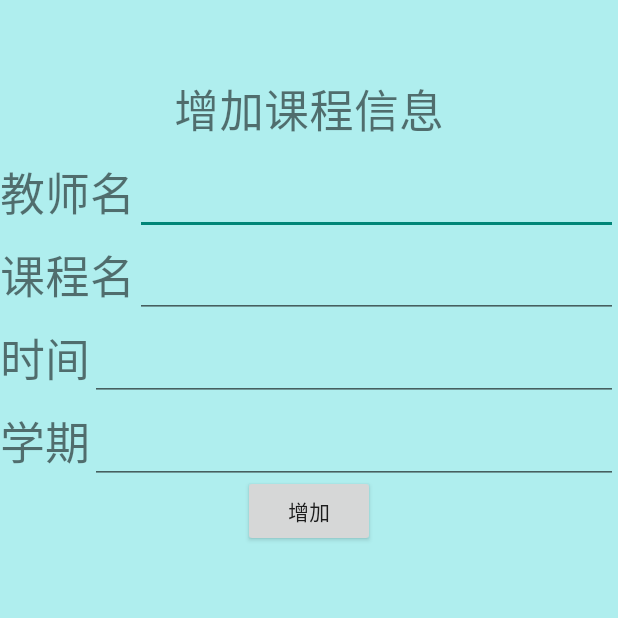
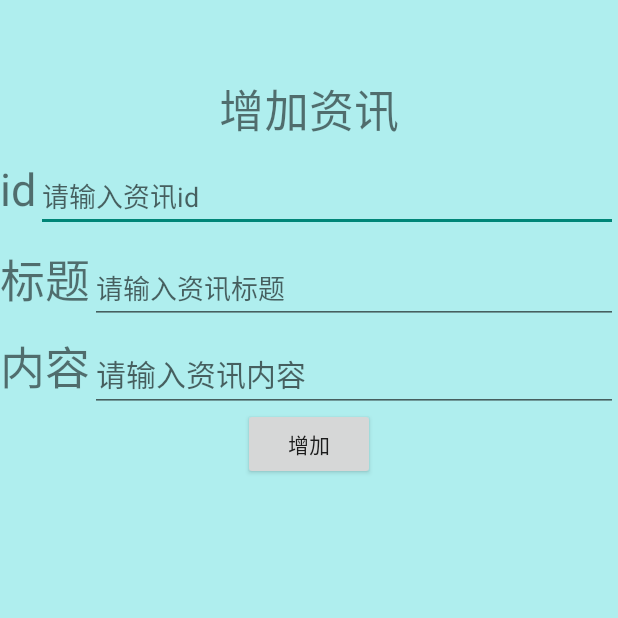
Before and after one commit to dengismy/studyingmanage02, an Android app: the fragment Common_Fragment placed in its activity, in the options menu, after a tap on "增加资讯信息", on a phone screen of 412 x 824 dp, the top half of it. Run offline under Robolectric (Android 15) with nearby library versions, the phone set to English and light mode, and no system bars.

Commit message:
管理员对资讯的管理

```diff
--- a/app/src/main/java/com/example/database_manage/administractor/add_course.java
+++ /dev/null
@@ -1,57 +0,0 @@
-package com.example.database_manage.administractor;
-
-import android.content.ContentValues;
-import android.database.sqlite.SQLiteDatabase;
-import android.os.Bundle;
-import android.support.v7.app.AppCompatActivity;
-import android.view.View;
-import android.widget.Button;
-import android.widget.EditText;
-import android.widget.Toast;
-
-import com.example.database_manage.R;
-import com.example.database_manage.database.CommonDatabase;
-
-import static com.example.database_manage.database.MD5Demo.md5;
-
-
-public class add_course extends AppCompatActivity {
-    SQLiteDatabase db;
-    EditText add_teacher_name;
-    EditText add_course_name;
-    EditText add_course_time;
-    EditText add_course_period;
-
-    @Override
-    protected void onCreate(Bundle savedInstanceState) {
-        super.onCreate(savedInstanceState);
-        setContentView(R.layout.activity_add_course);
-        db =new CommonDatabase().getSqliteObject(add_course.this,"test_db");
-
-       //编辑框绑定
-        add_teacher_name = findViewById(R.id.add_teacher_name);
-        add_course_name = findViewById(R.id.add_course_name);
-        add_course_time = findViewById(R.id.add_course_time);
-        add_course_period = findViewById(R.id.add_course_period);
-
-
-        Button change = findViewById(R.id.button_add_course);
-        change.setOnClickListener(new View.OnClickListener() {
-
-            @Override
-            public void onClick(View v) {
-
-                ContentValues values = new ContentValues();
-                values.put("teacher_name", add_teacher_name.getText().toString());
-                values.put("course_name", add_course_name.getText().toString());
-                values.put("course_time", add_course_time.getText().toString());
-                values.put("course_period", add_course_period.getText().toString());
-
-                db.insert("course",null,values);
-                Toast.makeText(add_course.this,"课程信息增加成功！",Toast.LENGTH_SHORT).show();
-                finish();
-
-            }
-        });
-    }
-}
--- /dev/null
+++ b/app/src/main/java/com/example/database_manage/administractor/add_news.java
@@ -0,0 +1,60 @@
+package com.example.database_manage.administractor;
+
+import android.content.ContentValues;
+import android.database.sqlite.SQLiteDatabase;
+import android.os.Bundle;
+import android.support.v7.app.AppCompatActivity;
+import android.view.View;
+import android.widget.Button;
+import android.widget.EditText;
+import android.widget.Toast;
+
+import com.example.database_manage.R;
+import com.example.database_manage.database.CommonDatabase;
+
+import java.text.SimpleDateFormat;
+import java.util.Date;
+
+
+public class add_news extends AppCompatActivity {
+    SQLiteDatabase db;
+    EditText add_id;
+    EditText add_title;
+    EditText add_content;
+
+    @Override
+    protected void onCreate(Bundle savedInstanceState) {
+        super.onCreate(savedInstanceState);
+        setContentView(R.layout.activity_add_news);
+        db =new CommonDatabase().getSqliteObject(add_news.this,"test_db");
+
+       //编辑框绑定
+        add_id = findViewById(R.id.add_news_id);
+        add_title = findViewById(R.id.add_news_title);
+        add_content = findViewById(R.id.add_news_content);
+
+
+
+        Button change = findViewById(R.id.button_add_course);
+        change.setOnClickListener(new View.OnClickListener() {
+
+            @Override
+            public void onClick(View v) {
+
+                ContentValues values = new ContentValues();
+                SimpleDateFormat simpleDateFormat = new SimpleDateFormat("yyyy年MM月dd日 HH:mm:ss");// HH:mm:ss
+//获取当前时间
+                Date date = new Date(System.currentTimeMillis());
+                String newdate=simpleDateFormat.format(date);
+                values.put("news_id", add_id.getText().toString());
+                values.put("title", add_title.getText().toString());
+                values.put("content", add_content.getText().toString());
+                values.put("new_date", newdate);
+                db.insert("news",null,values);
+                Toast.makeText(add_news.this,"资讯增加成功！",Toast.LENGTH_SHORT).show();
+                finish();
+
+            }
+        });
+    }
+}
--- /dev/null
+++ b/app/src/main/res/layout/activity_add_news.xml
@@ -0,0 +1,91 @@
+<?xml version="1.0" encoding="utf-8"?>
+<LinearLayout xmlns:android="http://schemas.android.com/apk/res/android"
+    xmlns:tools="http://schemas.android.com/tools"
+    android:layout_width="match_parent"
+    android:layout_height="match_parent"
+    android:orientation="vertical"
+    android:background="#AFEEEE"
+    tools:context=".administractor.add_news">
+    <TextView
+        android:layout_width="match_parent"
+        android:layout_height="wrap_content"
+        android:gravity="center"
+        android:text="增加资讯"
+        android:textSize="30dp"
+        android:layout_marginTop="50dp"/>
+    <LinearLayout
+        android:layout_width="match_parent"
+        android:layout_height="wrap_content"
+        android:layout_marginTop="10dp"
+        android:gravity="left"
+        android:orientation="horizontal">
+
+        <TextView
+            android:layout_width="wrap_content"
+            android:layout_height="wrap_content"
+            android:text="id"
+            android:textSize="30dp" />
+
+        <EditText
+            android:layout_width="match_parent"
+            android:layout_height="wrap_content"
+            android:hint="请输入资讯id"
+            android:id="@+id/add_news_id"/>
+    </LinearLayout>
+    <LinearLayout
+        android:layout_width="match_parent"
+        android:layout_height="wrap_content"
+        android:layout_marginTop="10dp"
+        android:gravity="left"
+        android:orientation="horizontal">
+
+        <TextView
+            android:layout_width="wrap_content"
+            android:layout_height="wrap_content"
+            android:text="标题"
+            android:textSize="30dp" />
+
+        <EditText
+            android:layout_width="match_parent"
+            android:layout_height="wrap_content"
+            android:hint="请输入资讯标题"
+            android:id="@+id/add_news_title"/>
+    </LinearLayout>
+
+    <LinearLayout
+        android:layout_width="match_parent"
+        android:layout_height="wrap_content"
+        android:orientation="horizontal"
+        android:gravity="left"
+        android:layout_marginTop="10dp"
+        >
+
+        <TextView
+            android:layout_width="wrap_content"
+            android:layout_height="wrap_content"
+            android:text="内容"
+            android:textSize="30dp"/>
+
+        <EditText
+            android:layout_width="match_parent"
+            android:layout_height="wrap_content"
+            android:text=""
+            android:hint="请输入资讯内容"
+            android:textSize="20sp"
+            android:textColor="#ffffff"
+            android:id="@+id/add_news_content"/>
+    </LinearLayout>
+
+    <LinearLayout
+        android:layout_width="match_parent"
+        android:layout_height="wrap_content"
+        android:orientation="horizontal"
+        android:gravity="center">
+        <Button
+            android:layout_width="wrap_content"
+            android:layout_height="wrap_content"
+            android:id="@+id/button_add_course"
+            android:text="增加"/>
+    </LinearLayout>
+
+</LinearLayout>
--- a/app/src/main/res/layout/activity_add_course.xml
+++ b/app/src/main/res/layout/activity_change_news.xml
@@ -5,12 +5,12 @@
     android:layout_height="match_parent"
     android:orientation="vertical"
     android:background="#AFEEEE"
-    tools:context=".administractor.add_course">
+    tools:context=".administractor.delete_change">
     <TextView
         android:layout_width="match_parent"
         android:layout_height="wrap_content"
         android:gravity="center"
-        android:text="增加课程信息"
+        android:text="修改/删除资讯"
         android:textSize="30dp"
         android:layout_marginTop="50dp"/>
     <LinearLayout
@@ -23,13 +23,13 @@
         <TextView
             android:layout_width="wrap_content"
             android:layout_height="wrap_content"
-            android:text="教师名"
+            android:text="标题"
             android:textSize="30dp" />
 
         <EditText
             android:layout_width="match_parent"
             android:layout_height="wrap_content"
-            android:id="@+id/add_teacher_name"/>
+            android:id="@+id/et_news_title"/>
     </LinearLayout>
 
     <LinearLayout
@@ -43,51 +43,32 @@
         <TextView
             android:layout_width="wrap_content"
             android:layout_height="wrap_content"
-            android:text="课程名"
+            android:text="内容"
             android:textSize="30dp"/>
 
         <EditText
             android:layout_width="match_parent"
             android:layout_height="wrap_content"
-            android:id="@+id/add_course_name"/>
+            android:id="@+id/et_news_content"/>
     </LinearLayout>
+
     <LinearLayout
         android:layout_width="match_parent"
         android:layout_height="wrap_content"
-        android:orientation="horizontal"
-        android:gravity="left"
         android:layout_marginTop="10dp"
-        >
+        android:orientation="horizontal">
 
         <TextView
             android:layout_width="wrap_content"
             android:layout_height="wrap_content"
-            android:text="时间"
-            android:textSize="30dp"/>
+            android:text="上次修改时间"
+            android:textSize="15dp" />
 
-        <EditText
+        <TextView
+            android:id="@+id/et_news_change_time"
             android:layout_width="match_parent"
             android:layout_height="wrap_content"
-            android:id="@+id/add_course_time"/>
-    </LinearLayout>
-    <LinearLayout
-        android:layout_width="match_parent"
-        android:layout_height="wrap_content"
-        android:orientation="horizontal"
-        android:gravity="left"
-        android:layout_marginTop="10dp"
-        >
-
-        <TextView
-            android:layout_width="wrap_content"
-            android:layout_height="wrap_content"
-            android:text="学期"
-            android:textSize="30dp"/>
-
-        <EditText
-            android:layout_width="match_parent"
-            android:layout_height="wrap_content"
-            android:id="@+id/add_course_period"/>
+            android:textSize="15dp"/>
     </LinearLayout>
     <LinearLayout
         android:layout_width="match_parent"
@@ -97,9 +78,13 @@
         <Button
             android:layout_width="wrap_content"
             android:layout_height="wrap_content"
-            android:id="@+id/button_add_course"
-            android:text="增加"/>
-
+            android:id="@+id/button_change_news"
+            android:text="修改"/>
+        <Button
+            android:layout_width="wrap_content"
+            android:layout_height="wrap_content"
+            android:id="@+id/button_delete_news"
+            android:text="删除"/>
     </LinearLayout>
 
 </LinearLayout>
--- a/app/src/main/res/layout/activity_submit_message.xml
+++ b/app/src/main/res/layout/activity_submit_message.xml
@@ -19,15 +19,11 @@
         android:layout_marginTop="50dp"
         android:id="@+id/et_message"
         android:lines="5"
-
         android:gravity="top"
-
         android:hint="请输入您的反馈意见(字数500以内)！"
         android:textSize="20sp"
         android:textColor="#ffffff"
-
         android:layout_width="fill_parent"
-
         android:layout_height="wrap_content">
 
     </EditText>
--- a/app/src/main/res/layout/common_fragment.xml
+++ b/app/src/main/res/layout/common_fragment.xml
@@ -39,7 +39,7 @@
         <Button
             android:layout_width="match_parent"
             android:layout_height="wrap_content"
-            android:id="@+id/f_look_sumcourse"
+            android:id="@+id/f_look_sumnews"
             android:layout_weight="1"
             android:text="查看资讯"/>
         <Button
```
Also changed, not shown: app/build.gradle (+8 -0 lines), app/src/main/AndroidManifest.xml (+6 -7 lines), app/src/main/java/com/example/database_manage/administractor/Common_Fragment.java (+21 -29 lines), app/src/main/java/com/example/database_manage/administractor/change_course_set.java (+0 -9 lines), app/src/main/java/com/example/database_manage/administractor/change_news.java (added, +108 -0 lines), app/src/main/java/com/example/database_manage/database/DBOpenHelper.java (+11 -4 lines), app/src/main/res/layout/list_item_allcourse.xml (deleted, +0 -115 lines), app/src/main/res/layout/list_item_allnews.xml (added, +56 -0 lines).
